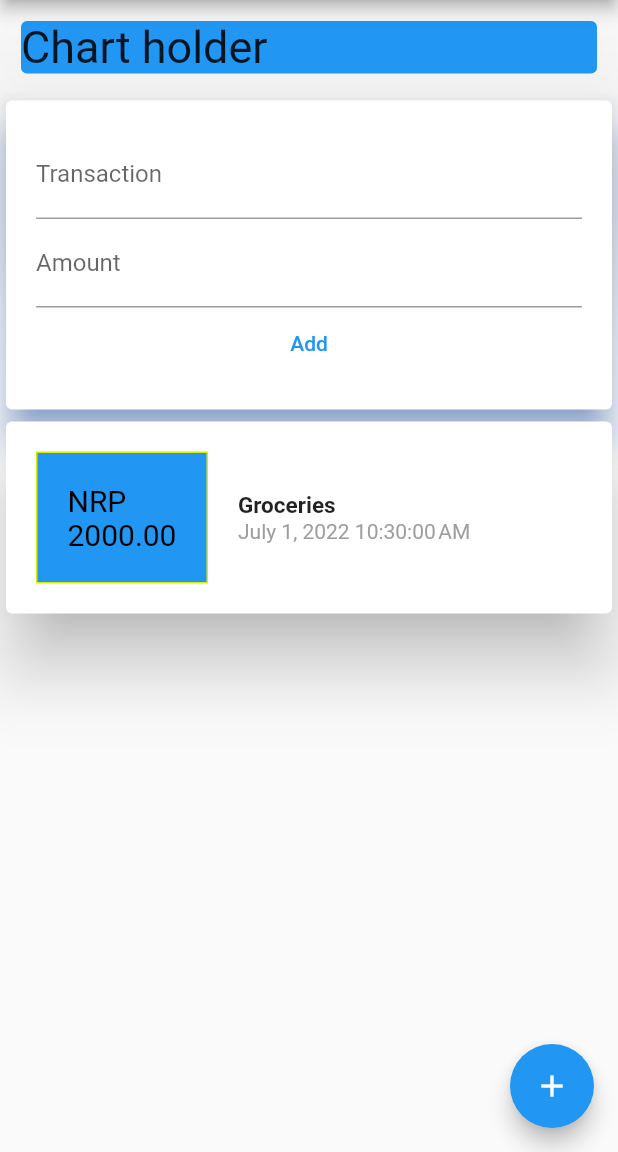
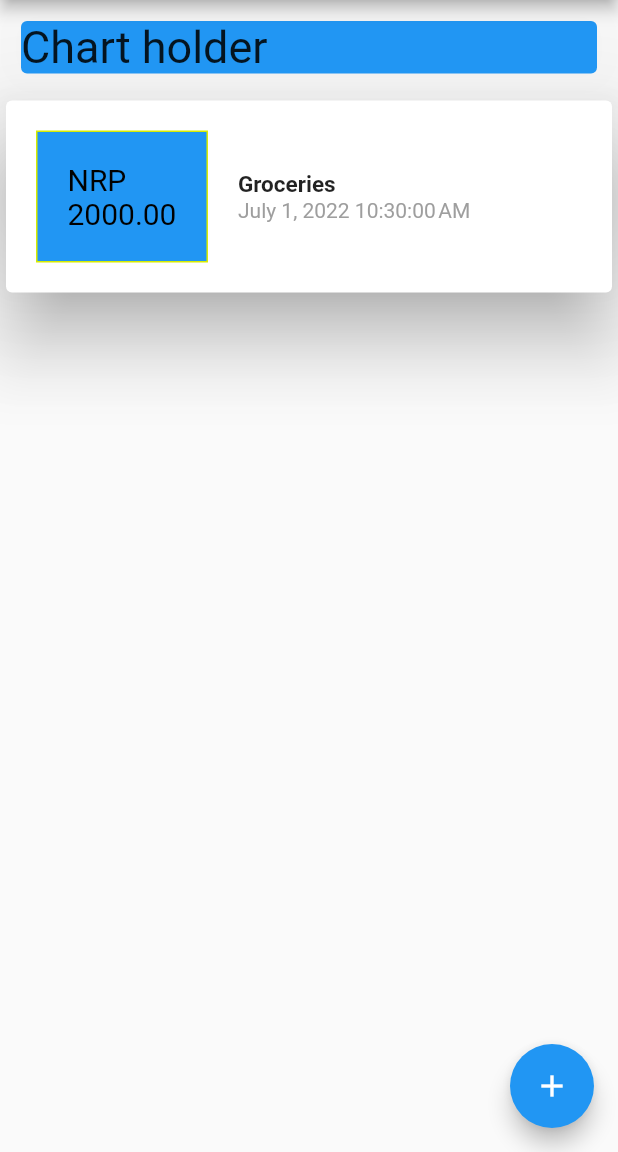
Before and after one commit to 076bct060/Personal-Expense, a Flutter app: the screen it shows after launch, on a phone screen of 412 x 824 dp, the part 84-1236 px from its top. Run offline on Flutter 3.47's test engine with Material 2 defaults, Android fonts, the phone set to English and light mode, and no system bars.

```diff
--- a/lib/inputWidget.dart
+++ b/lib/inputWidget.dart
@@ -2,10 +2,19 @@
 
 import 'package:flutter/material.dart';
 
-class InputWidget extends StatelessWidget {
+class InputWidget extends StatefulWidget {
   final Function fpointer;
 
   InputWidget(this.fpointer);
+
+  @override
+  State<InputWidget> createState() => _InputWidgetState();
+}
+
+class _InputWidgetState extends State<InputWidget> {
+  final titleController = TextEditingController();
+  final amountController = TextEditingController();
+  @override
   Widget build(BuildContext context) {
     return inputField();
   }
@@ -14,8 +23,6 @@ class InputWidget extends StatelessWidget {
     // String transactionString = "";
     // String amountString = "";
 
-    final titleController = TextEditingController();
-    final amountController = TextEditingController();
     void getInput() {
       var amount = double.parse(amountController.text);
       var transaction = titleController.text;
@@ -23,7 +30,7 @@ class InputWidget extends StatelessWidget {
       if (amount <= 0 || transaction == "") {
         return;
       }
-      fpointer(transaction, amount);
+      widget.fpointer(transaction, amount);
     }
 
     return Card(
--- a/lib/main.dart
+++ b/lib/main.dart
@@ -1,7 +1,11 @@
 // ignore_for_file: prefer_const_constructors, prefer_const_literals_to_create_immutables
 
 import 'package:flutter/material.dart';
-import 'package:personal_expense/user_transaction.dart';
+
+import 'transaction.dart';
+import 'inputWidget.dart';
+
+import 'transacionWidget.dart';
 
 void main() => runApp(MyApp());
 
@@ -15,17 +19,49 @@ class MyApp extends StatelessWidget {
   }
 }
 
-class HomePage extends StatelessWidget {
+class HomePage extends StatefulWidget {
+  @override
+  State<HomePage> createState() => _HomePageState();
+}
+
+class _HomePageState extends State<HomePage> {
+  List<Transaction> transactions = [
+    Transaction(amount: 2000, id: "2", date: DateTime.now(), name: "Groceries")
+  ];
   @override
   Widget build(BuildContext context) {
     return Scaffold(
       appBar: AppBar(
         title: Text("Personal Expense"),
-        actions: [IconButton(onPressed: () {}, icon: Icon(Icons.add))],
+        actions: [
+          IconButton(
+              onPressed: () {
+                showModalBottomSheet(
+                    context: context,
+                    builder: (_) {
+                      return GestureDetector(
+                        onTap: () {},
+                        child: InputWidget(_add),
+                        behavior: HitTestBehavior.opaque,
+                      );
+                    });
+              },
+              icon: Icon(Icons.add))
+        ],
       ),
       floatingActionButton: FloatingActionButton(
         child: Icon(Icons.add),
-        onPressed: () {},
+        onPressed: () {
+          showModalBottomSheet(
+              context: context,
+              builder: (_) {
+                return GestureDetector(
+                  onTap: () {},
+                  child: InputWidget(_add),
+                  behavior: HitTestBehavior.opaque,
+                );
+              });
+        },
       ),
       body: Container(
         child: ListView(
@@ -45,7 +81,15 @@ class HomePage extends StatelessWidget {
                             fontSize: 30, fontWeight: FontWeight.normal),
                       ),
                     )),
-                userTransaction()
+                Column(
+                  children: [
+                    Column(
+                      children: transactions.map((tx) {
+                        return TransactionWidget(tx);
+                      }).toList(),
+                    ),
+                  ],
+                )
               ],
             ),
           ],
@@ -53,4 +97,12 @@ class HomePage extends StatelessWidget {
       ),
     );
   }
+
+  void _add(String idArg, double amountArg) {
+    Transaction transaction = Transaction(
+        amount: amountArg, id: "1", date: DateTime.now(), name: idArg);
+    setState(() {
+      transactions.add(transaction);
+    });
+  }
 }
--- a/lib/user_transaction.dart
+++ /dev/null
@@ -1,39 +0,0 @@
-import 'package:flutter/material.dart';
-
-import 'inputWidget.dart';
-import 'transaction.dart';
-import 'transacionWidget.dart';
-
-class userTransaction extends StatefulWidget {
-  const userTransaction({Key? key}) : super(key: key);
-
-  @override
-  State<userTransaction> createState() => _userTransactionState();
-}
-
-class _userTransactionState extends State<userTransaction> {
-  List<Transaction> transactions = [
-    Transaction(amount: 2000, id: "2", date: DateTime.now(), name: "Groceries"),
-  ];
-
-  void _add(String idArg, double amountArg) {
-    Transaction transaction = Transaction(
-        amount: amountArg, id: "1", date: DateTime.now(), name: idArg);
-    setState(() {
-      transactions.add(transaction);
-    });
-  }
-
-  Widget build(BuildContext context) {
-    return Column(
-      children: [
-        InputWidget(_add),
-        Column(
-          children: transactions.map((tx) {
-            return TransactionWidget(tx);
-          }).toList(),
-        ),
-      ],
-    );
-  }
-}
```
